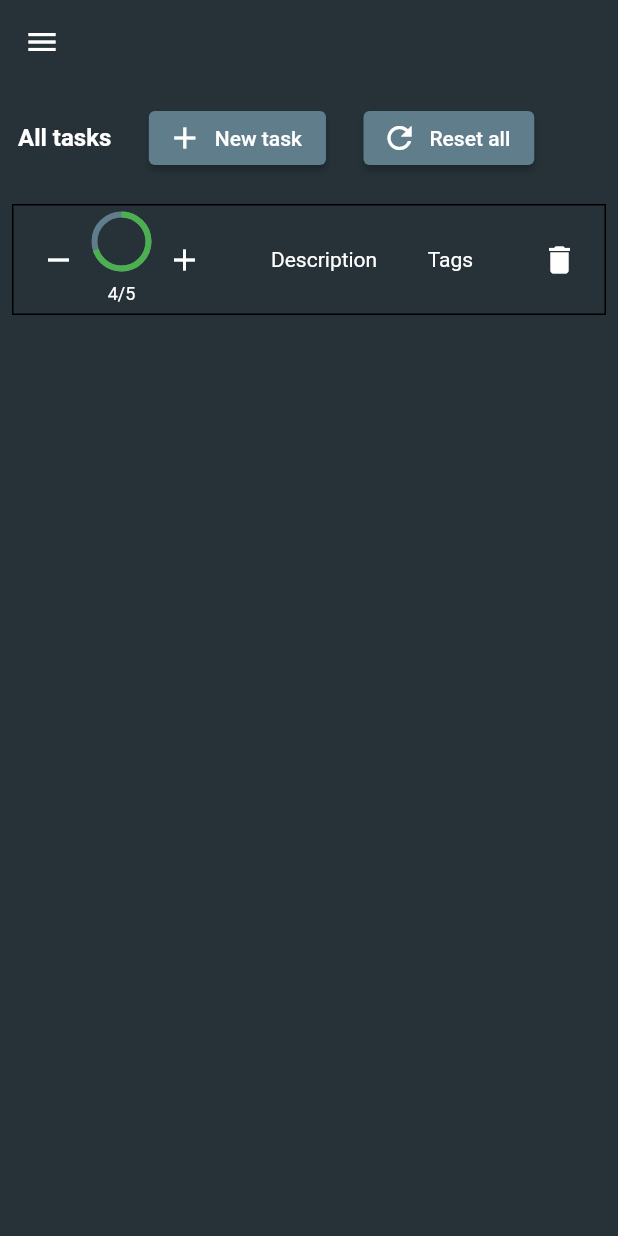
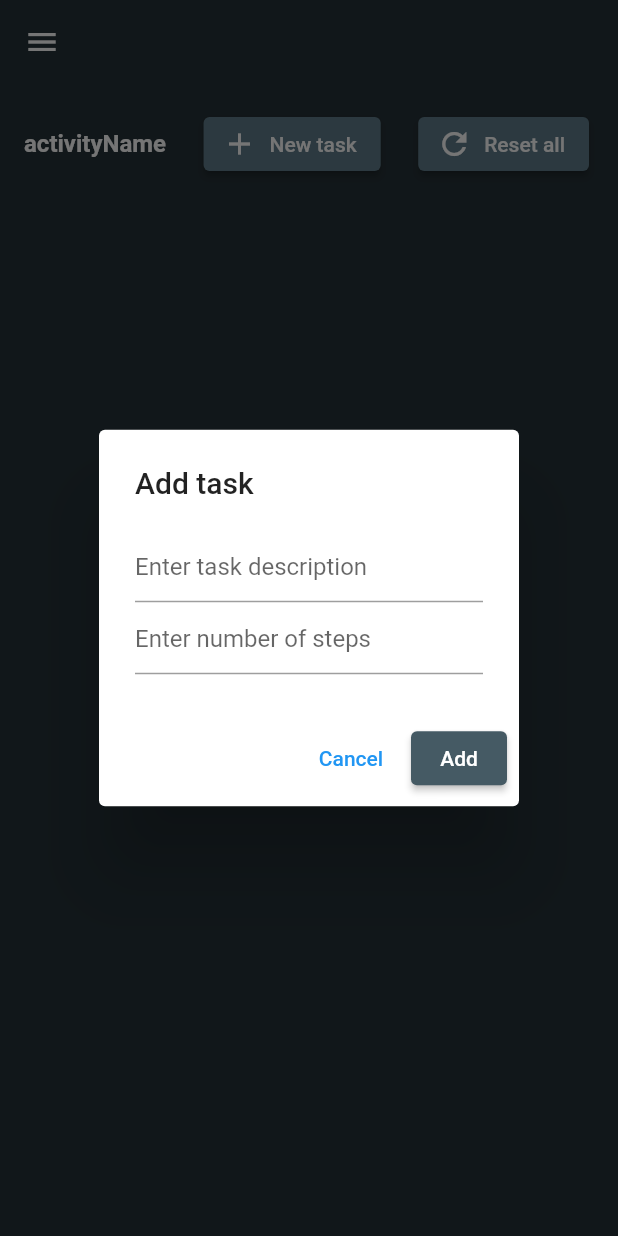
Before and after one commit to eknaub/todo_webapp, a Flutter app: the screen it shows after launch, after a tap on "New task", on a phone screen of 412 x 824 dp. Run offline on Flutter 3.47's test engine with Material 2 defaults, Android fonts, the light colour scheme and no system bars.

Commit message:
dynamic add of activities and tasks

```diff
--- /dev/null
+++ b/lib/model/listTileItem.dart
@@ -0,0 +1,24 @@
+import 'package:flutter/material.dart';
+
+class ActivityListItem extends StatelessWidget {
+  final String name;
+  final Function onActivityChanged;
+
+  const ActivityListItem(
+      {Key? key, required this.name, required this.onActivityChanged})
+      : super(key: key);
+
+  @override
+  Widget build(BuildContext context) {
+    return ListTile(
+      title: Text(name,
+          style: const TextStyle(
+            fontSize: 16.0,
+            color: Colors.white,
+          )),
+      onTap: () {
+        onActivityChanged();
+      },
+    );
+  }
+}
--- a/lib/screens/landing_screen.dart
+++ b/lib/screens/landing_screen.dart
@@ -1,12 +1,35 @@
 import 'package:flutter/material.dart';
+import 'package:todo_webapp/model/TodoTaskItem.dart';
 import 'package:todo_webapp/responsive.dart';
+import 'package:todo_webapp/widgets/drawer_widget.dart';
 
-import '../widgets/drawer_widget.dart';
-
-class LandingScreen extends StatelessWidget {
+class LandingScreen extends StatefulWidget {
   const LandingScreen({
     Key? key,
   }) : super(key: key);
+
+  @override
+  State<LandingScreen> createState() => _LandingScreenState();
+}
+
+class _LandingScreenState extends State<LandingScreen> {
+  late TextEditingController _taskDescriptionController;
+  late TextEditingController _taskStepsController;
+  List<Widget> items = [];
+
+  @override
+  void initState() {
+    super.initState();
+    _taskDescriptionController = TextEditingController();
+    _taskStepsController = TextEditingController();
+  }
+
+  @override
+  void dispose() {
+    _taskDescriptionController.dispose();
+    _taskStepsController.dispose();
+    super.dispose();
+  }
 
   @override
   Widget build(BuildContext context) {
@@ -24,14 +47,14 @@ class LandingScreen extends StatelessWidget {
           children: [
             Responsive.isDesktop(context) ? const DrawerWidget() : Container(),
             Expanded(
-              child: Column(
-                children: [
-                  Container(
-                    padding: const EdgeInsets.all(12.0),
-                    child: Row(
+              child: Padding(
+                padding: const EdgeInsets.all(16.0),
+                child: Column(
+                  children: [
+                    Row(
                       children: [
                         const Text(
-                          "All tasks",
+                          "activityName",
                           style: TextStyle(
                               color: Colors.white,
                               fontSize: 16.0,
@@ -41,7 +64,92 @@ class LandingScreen extends StatelessWidget {
                           width: 25.0,
                         ),
                         ElevatedButton.icon(
-                          onPressed: () {},
+                          onPressed: () => showDialog<String>(
+                            context: context,
+                            builder: (BuildContext context) => AlertDialog(
+                              title: const Text('Add task'),
+                              content: Column(
+                                mainAxisSize: MainAxisSize.min,
+                                children: [
+                                  TextField(
+                                    decoration: const InputDecoration(
+                                      border: UnderlineInputBorder(),
+                                      hintText: 'Enter task description',
+                                    ),
+                                    controller: _taskDescriptionController,
+                                  ),
+                                  TextField(
+                                    decoration: const InputDecoration(
+                                      border: UnderlineInputBorder(),
+                                      hintText: 'Enter number of steps',
+                                    ),
+                                    controller: _taskStepsController,
+                                  ),
+                                ],
+                              ),
+                              actions: <Widget>[
+                                TextButton(
+                                  onPressed: () => Navigator.pop(context, ''),
+                                  child: const Text('Cancel'),
+                                ),
+                                ElevatedButton(
+                                  style: ButtonStyle(
+                                      backgroundColor:
+                                          MaterialStateProperty.all(
+                                              Colors.blueGrey[700])),
+                                  onPressed: () {
+                                    Navigator.pop(context,
+                                        _taskDescriptionController.text);
+                                  },
+                                  child: const Text('Add'),
+                                ),
+                              ],
+                            ),
+                          ).then(
+                            (value) {
+                              if (value != null && value.isNotEmpty) {
+                                if (_taskStepsController.text.isNotEmpty &&
+                                    _taskDescriptionController
+                                        .text.isNotEmpty) {
+                                  int? num =
+                                      int.tryParse(_taskStepsController.text);
+                                  if (num != null) {
+                                    items.add(TodoTaskItem(
+                                      taskDescription:
+                                          _taskDescriptionController.text,
+                                      taskSteps: num,
+                                      onTaskChanged: () {},
+                                    ));
+                                  } else {
+                                    showDialog(
+                                      context: context,
+                                      builder: (BuildContext context) =>
+                                          AlertDialog(
+                                        title: const Text('Add task'),
+                                        content: const Text(
+                                            'Adding task failed, steps input must be numeric.'),
+                                        actions: <Widget>[
+                                          ElevatedButton(
+                                            style: ButtonStyle(
+                                                backgroundColor:
+                                                    MaterialStateProperty.all(
+                                                        Colors.red)),
+                                            onPressed: () {
+                                              Navigator.pop(context, 'Ok');
+                                            },
+                                            child: const Text('Ok'),
+                                          ),
+                                        ],
+                                      ),
+                                    );
+                                  }
+                                }
+                              }
+                              _taskDescriptionController.text = '';
+                              _taskStepsController.text = '';
+                              setState(() {});
+                            },
+                          ),
                           style: ElevatedButton.styleFrom(
                               primary: Colors.blueGrey),
                           label: const Text(
@@ -60,73 +168,20 @@ class LandingScreen extends StatelessWidget {
                           label: const Text(
                             "Reset all",
                           ),
-                        )
+                        ),
                       ],
                     ),
-                  ),
-                  Container(
-                    margin: const EdgeInsets.all(8.0),
-                    padding: const EdgeInsets.all(6.0),
-                    decoration:
-                        BoxDecoration(border: Border.all(color: Colors.black)),
-                    child: Row(
-                      children: [
-                        IconButton(
-                            onPressed: () {},
-                            icon: const Icon(
-                              Icons.remove,
-                              color: Colors.white,
-                            )),
-                        Column(
-                          children: const [
-                            CircularProgressIndicator(
-                              value: 0.7,
-                              backgroundColor: Colors.blueGrey,
-                              color: Colors.green,
-                            ),
-                            SizedBox(
-                              height: 10.0,
-                            ),
-                            Text(
-                              "4/5",
-                              style: TextStyle(
-                                color: Colors.white,
-                                fontSize: 12.0,
-                              ),
-                            )
-                          ],
-                        ),
-                        IconButton(
-                            onPressed: () {},
-                            icon: const Icon(
-                              Icons.add,
-                              color: Colors.white,
-                            )),
-                        const Spacer(),
-                        const Text(
-                          "Description",
-                          style: TextStyle(
-                            color: Colors.white,
-                            fontSize: 14.0,
-                          ),
-                        ),
-                        const Spacer(),
-                        const Text(
-                          "Tags",
-                          style: TextStyle(
-                            color: Colors.white,
-                            fontSize: 14.0,
-                          ),
-                        ),
-                        const Spacer(),
-                        IconButton(
-                            onPressed: () {},
-                            icon:
-                                const Icon(Icons.delete, color: Colors.white)),
-                      ],
+                    ListView.builder(
+                      shrinkWrap: true,
+                      itemCount: items.length,
+                      itemBuilder: (BuildContext context, int index) {
+                        return Container(
+                          child: items[index],
+                        );
+                      },
                     ),
-                  ),
-                ],
+                  ],
+                ),
               ),
             ),
           ],
--- a/lib/widgets/drawer_widget.dart
+++ b/lib/widgets/drawer_widget.dart
@@ -1,9 +1,40 @@
 import 'package:flutter/material.dart';
 
-class DrawerWidget extends StatelessWidget {
+import '../model/listTileItem.dart';
+
+class DrawerWidget extends StatefulWidget {
   const DrawerWidget({
     Key? key,
   }) : super(key: key);
+
+  @override
+  State<DrawerWidget> createState() => _DrawerWidgetState();
+}
+
+class _DrawerWidgetState extends State<DrawerWidget> {
+  late TextEditingController _controller;
+  List<Widget> items = [];
+
+  @override
+  void initState() {
+    super.initState();
+    _controller = TextEditingController();
+
+    items.add(ActivityListItem(
+      name: 'Game',
+      onActivityChanged: () {},
+    ));
+    items.add(ActivityListItem(
+      name: 'Sport',
+      onActivityChanged: () {},
+    ));
+  }
+
+  @override
+  void dispose() {
+    _controller.dispose();
+    super.dispose();
+  }
 
   @override
   Widget build(BuildContext context) {
@@ -21,7 +52,43 @@ class DrawerWidget extends StatelessWidget {
                     Icons.add,
                     color: Colors.white,
                   ),
-                  onPressed: () {},
+                  onPressed: () => showDialog<String>(
+                    context: context,
+                    builder: (BuildContext context) => AlertDialog(
+                      title: const Text('Add activity'),
+                      content: TextField(
+                        decoration: const InputDecoration(
+                          border: UnderlineInputBorder(),
+                          hintText: 'Enter a new activity',
+                        ),
+                        controller: _controller,
+                      ),
+                      actions: <Widget>[
+                        TextButton(
+                          onPressed: () => Navigator.pop(context, ''),
+                          child: const Text('Cancel'),
+                        ),
+                        ElevatedButton(
+                          style: ButtonStyle(
+                              backgroundColor: MaterialStateProperty.all(
+                                  Colors.blueGrey[700])),
+                          onPressed: () {
+                            Navigator.pop(context, _controller.text);
+                          },
+                          child: const Text('Add'),
+                        ),
+                      ],
+                    ),
+                  ).then((value) {
+                    if (value != null && value.isNotEmpty) {
+                      items.add(ActivityListItem(
+                        name: _controller.text,
+                        onActivityChanged: () {},
+                      ));
+                    }
+                    _controller.text = '';
+                    setState(() {});
+                  }),
                 ),
               ),
               const Text(
@@ -49,26 +116,13 @@ class DrawerWidget extends StatelessWidget {
                   color: Colors.white),
             ),
           ),
-          ListTile(
-            title: const Text('Game',
-                style: TextStyle(
-                  fontSize: 16.0,
-                  color: Colors.white,
-                )),
-            onTap: () {
-              // Update the state of the app.
-              // ...
-            },
-          ),
-          ListTile(
-            title: const Text('Sport',
-                style: TextStyle(
-                  fontSize: 16.0,
-                  color: Colors.white,
-                )),
-            onTap: () {
-              // Update the state of the app.
-              // ...
+          ListView.builder(
+            shrinkWrap: true,
+            itemCount: items.length,
+            itemBuilder: (BuildContext context, int index) {
+              return Container(
+                child: items[index],
+              );
             },
           ),
           const Divider(
```
Also changed, not shown: lib/model/TodoTaskItem.dart (added, +86 -0 lines).
